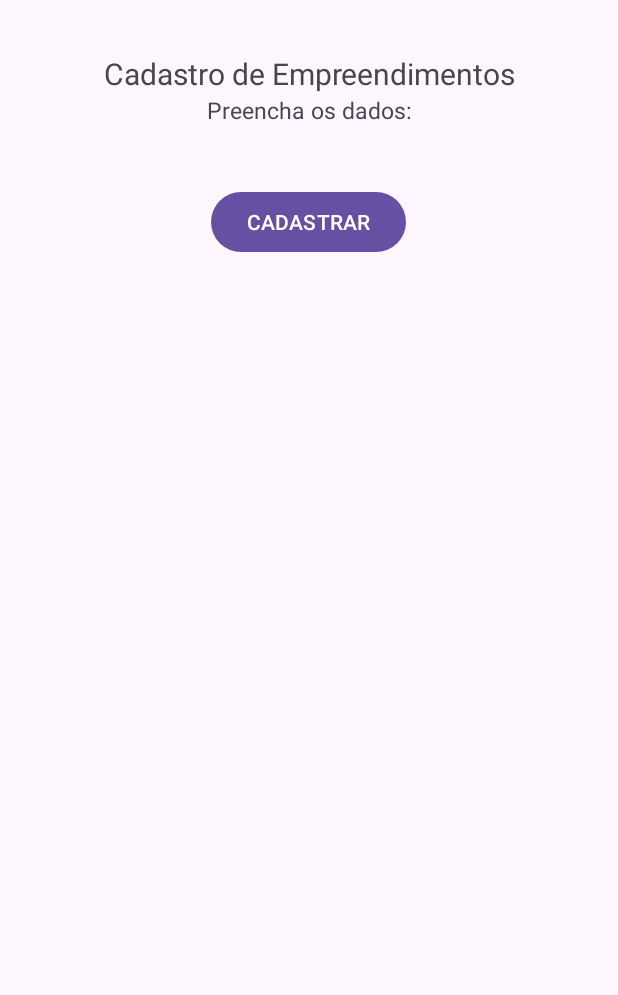
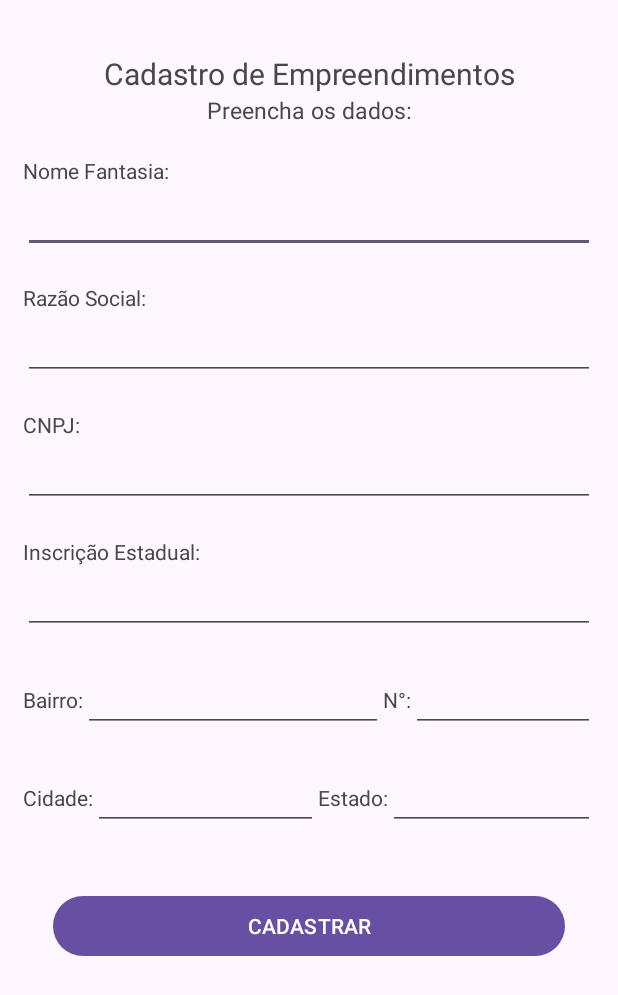
Before and after one commit to LucasDRo/ControleDeEstoque, an Android app: the fragment empreendimentoFrag shown on its own in the app's theme, on a phone screen of 412 x 824 dp. Shown: the top 995 px of the screen. Run offline under Robolectric (Android 15) with nearby library versions, the light colour scheme and no system bars.

Commit message:
front- criação de tela de cadastro de empreendimento e object

```diff
--- a/app/src/main/res/layout/fragment_empreendimento.xml
+++ b/app/src/main/res/layout/fragment_empreendimento.xml
@@ -4,10 +4,12 @@
     android:layout_width="match_parent"
     android:layout_height="match_parent"
     tools:context=".ui.empreendimento.empreendimentoFrag">
-
+<ScrollView
+    android:layout_width="match_parent"
+    android:layout_height="match_parent">
     <LinearLayout
         android:layout_width="match_parent"
-        android:layout_height="wrap_content"
+        android:layout_height="match_parent"
         android:orientation="vertical"
         android:gravity="center"
         android:textAlignment="center"
@@ -29,14 +31,115 @@
             android:layout_marginBottom="20dp"
             android:textAlignment="center"/>
 
+        <TextView
+            android:layout_width="match_parent"
+            android:layout_height="wrap_content"
+            android:text="Nome Fantasia:"/>
+
+        <EditText
+            android:layout_width="match_parent"
+            android:layout_height="wrap_content"
+            android:id="@+id/edtNomeFantasia"
+            android:layout_marginBottom="20dp"/>
+
+        <TextView
+            android:layout_width="match_parent"
+            android:layout_height="wrap_content"
+            android:text="Razão Social:"/>
+
+        <EditText
+            android:layout_width="match_parent"
+            android:layout_height="wrap_content"
+            android:id="@+id/edtRazaoSocial"
+            android:layout_marginBottom="20dp"/>
+
+        <TextView
+            android:layout_width="match_parent"
+            android:layout_height="wrap_content"
+            android:text="CNPJ:"/>
+
+        <EditText
+            android:layout_width="match_parent"
+            android:layout_height="wrap_content"
+            android:id="@+id/edtCnpj"
+            android:inputType="number"
+            android:layout_marginBottom="20dp"/>
+
+        <TextView
+            android:layout_width="match_parent"
+            android:layout_height="wrap_content"
+            android:text="Inscrição Estadual:"/>
+
+        <EditText
+            android:layout_width="match_parent"
+            android:layout_height="wrap_content"
+            android:id="@+id/edtInscricaoEstadual"
+            android:layout_marginBottom="20dp"/>
+
+        <LinearLayout
+            android:layout_width="match_parent"
+            android:layout_height="wrap_content"
+            android:orientation="horizontal"
+            android:layout_marginBottom="20dp">
+
+            <TextView
+                android:layout_width="wrap_content"
+                android:layout_height="wrap_content"
+                android:text="Bairro:"/>
+
+            <EditText
+                android:layout_width="200dp"
+                android:layout_height="wrap_content"
+                android:id="@+id/edtBairro" />
+
+            <TextView
+                android:layout_width="wrap_content"
+                android:layout_height="wrap_content"
+                android:text="N°:"/>
+
+            <EditText
+                android:layout_width="match_parent"
+                android:layout_height="wrap_content"
+                android:id="@+id/edtNum"/>
+
+        </LinearLayout>
+
+        <LinearLayout
+            android:layout_width="match_parent"
+            android:layout_height="wrap_content"
+            android:orientation="horizontal"
+            android:layout_marginBottom="20dp">
+
+            <TextView
+                android:layout_width="wrap_content"
+                android:layout_height="wrap_content"
+                android:text="Cidade:"/>
+
+            <EditText
+                android:layout_width="150dp"
+                android:layout_height="wrap_content"
+                android:id="@+id/edtCidade" />
+
+            <TextView
+                android:layout_width="wrap_content"
+                android:layout_height="wrap_content"
+                android:text="Estado:"/>
+
+            <EditText
+                android:layout_width="match_parent"
+                android:layout_height="wrap_content"
+                android:id="@+id/edtEstado"/>
+
+        </LinearLayout>
+
         <Button
-            android:id="@+id/btnCadastroEmp"
             android:layout_margin="20dp"
-            android:layout_width="wrap_content"
-            android:layout_height="match_parent"
-            android:text="CADASTRAR" />
+            android:layout_width="match_parent"
+            android:layout_height="wrap_content"
+            android:text="CADASTRAR"
+            android:layout_gravity="bottom"/>
 
 
     </LinearLayout>
-
+</ScrollView>
 </FrameLayout>
```
Also changed, not shown: app/src/main/java/com/example/controledeestoque/model/empreendimento.java (added, +102 -0 lines).
